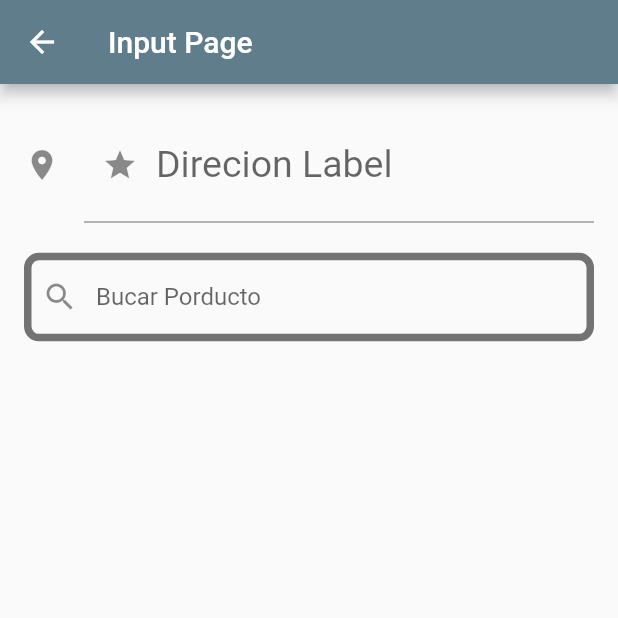
After one commit to kathyLopezSMOKE/app_component, a Flutter app: the InputPage screen opened directly, on a phone screen of 412 x 824 dp, the top half of it. The commit adds this screen. Run offline on Flutter 3.47's test engine with Material 2 defaults, Android fonts, the phone set to English and light mode, and no system bars; our stand-ins replace google_fonts; missing offline and left inert: dart:js_util.

Commit message:
commit-decoration-label

```diff
--- a/lib/pages/home_page.dart
+++ b/lib/pages/home_page.dart
@@ -1,6 +1,7 @@
 import 'package:app_component/pages/alert_page.dart';
 import 'package:app_component/pages/avatar_page.dart';
 import 'package:app_component/pages/card_page.dart';
+import 'package:app_component/pages/input_page.dart';
 import 'package:flutter/material.dart';
 import 'package:google_fonts/google_fonts.dart';
 
@@ -48,7 +49,7 @@ class HomePage extends StatelessWidget {
               ItemComponentWidget(titulo: "Avatar",irPagina: AvatarPage(),),
               ItemComponentWidget(titulo: "Alert",irPagina: AlertPage(),),
               ItemComponentWidget(titulo: "Card",irPagina: CardPage(),),
-
+              ItemComponentWidget(titulo: "Input",irPagina: InputPage(),),
             ],
           ),
         ),
--- /dev/null
+++ b/lib/pages/input_page.dart
@@ -0,0 +1,58 @@
+import 'package:flutter/material.dart';
+
+class InputPage extends StatelessWidget {
+  const InputPage({super.key});
+
+  @override
+  Widget build(BuildContext context) {
+    return Scaffold(
+      appBar: AppBar(
+        backgroundColor: Colors.blueGrey,
+        title: Text("Input Page"),
+      ),
+      body: Padding(
+        padding: const EdgeInsets.all(16.0),
+        child: Column(
+          children: [
+            TextField(
+              style: TextStyle(
+                color: Colors.redAccent,
+                fontSize: 25,
+              ),
+              maxLines: 1,
+              textAlign: TextAlign.left,
+              decoration: InputDecoration(
+                hintText: "Direccion",
+                label: Text("Direcion Label"),
+                icon: Icon(Icons.location_on),
+                suffix: Icon(Icons.check),
+                prefixIcon: Icon(Icons.star),
+              ),
+            ),
+            SizedBox(height: 20,),
+            TextField(
+              decoration: InputDecoration(
+                hintText: "Bucar Porducto",
+                prefixIcon: Icon(Icons.search),
+                focusedBorder: OutlineInputBorder(
+                  borderSide: BorderSide(
+                    color: Colors.red,
+                    width: 3,
+                  ),
+                  borderRadius: BorderRadius.circular(20),
+                ),
+                enabledBorder: OutlineInputBorder(
+                  borderRadius: BorderRadius.circular(10),
+                  borderSide: BorderSide(
+                    color: Colors.black54,
+                    width: 5,
+                  ),
+                ),
+              ),
+            ),
+          ],
+        ),
+      ),
+    );
+  }
+}
```
